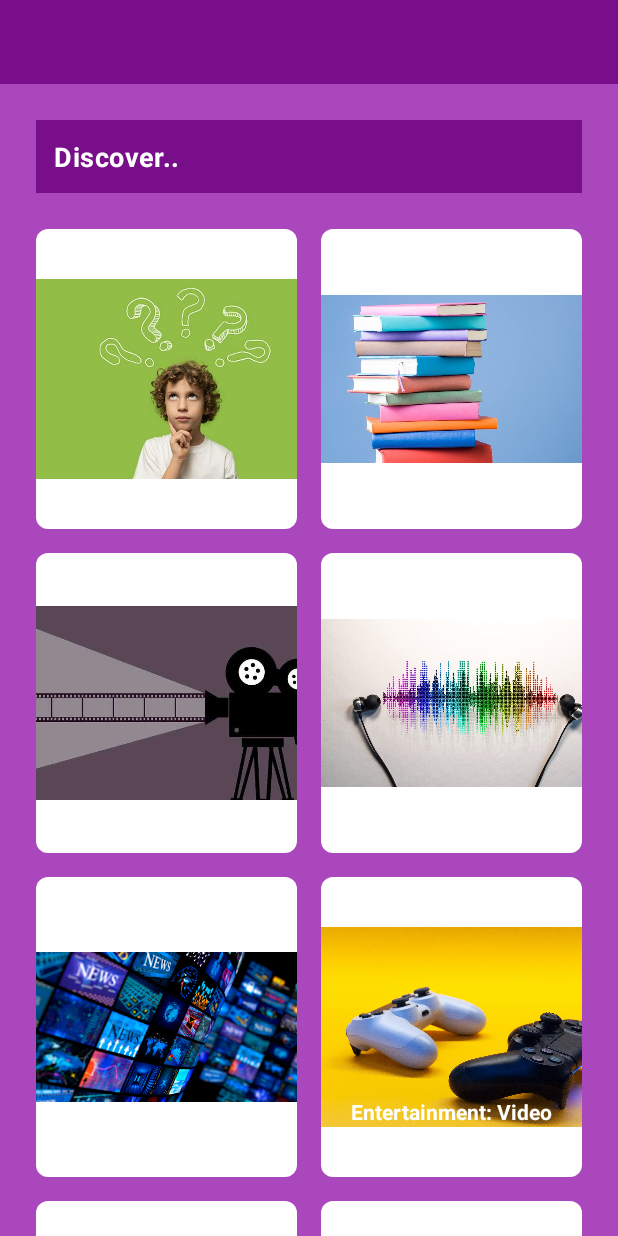
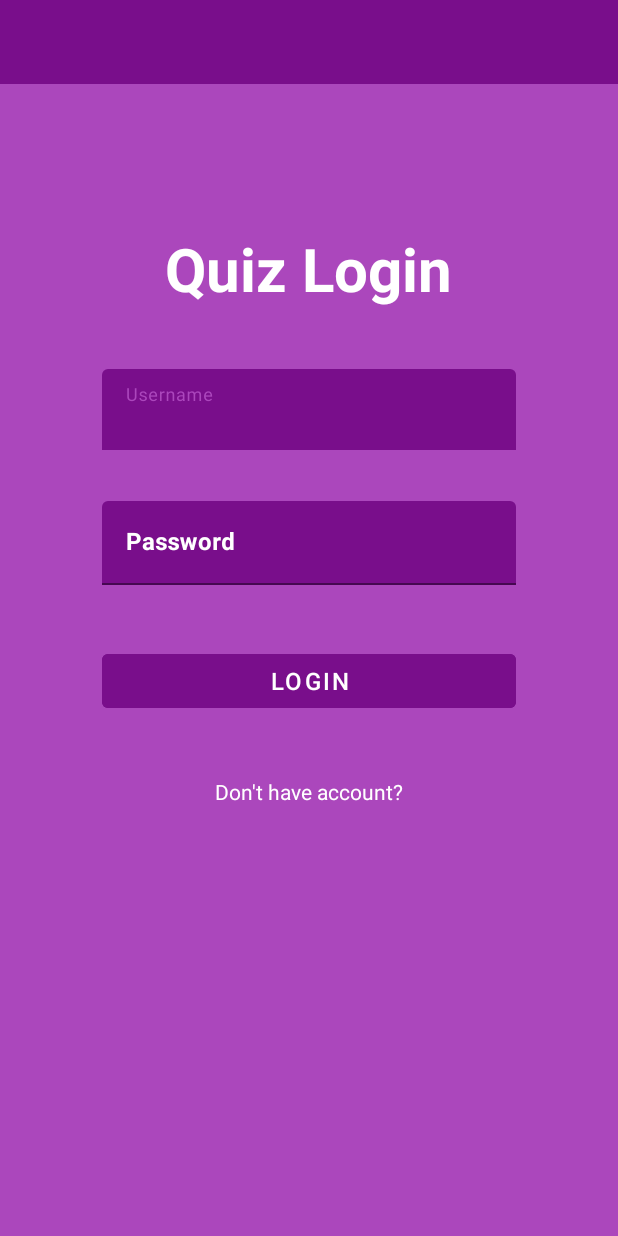
Before and after one commit to havicb/QuizApp, an Android app: the screen it shows after launch (MainActivity), on a phone screen of 412 x 824 dp. Run offline under Robolectric (Android 15) with nearby library versions, the phone set to English and light mode, and no system bars; our stand-ins replace Dagger/Hilt's generated code, data binding.

```diff
--- a/app/build.gradle
+++ b/app/build.gradle
@@ -17,6 +17,7 @@ android {
         testInstrumentationRunner "androidx.test.runner.AndroidJUnitRunner"
 
         buildConfigField 'String', 'API_BASE_URL', '"https://opentdb.com/"'
+        buildConfigField 'String', 'AUTH_API_BASE_URL', '"https://reqres.in/"'
     }
 
     dataBinding {
--- /dev/null
+++ b/app/src/main/java/com/example/quizapp/presentation/main/login/LoginFragment.kt
@@ -0,0 +1,22 @@
+package com.example.quizapp.presentation.main.login
+
+import androidx.fragment.app.viewModels
+import androidx.navigation.fragment.findNavController
+import com.example.quizapp.BR
+import com.example.quizapp.R
+import com.example.quizapp.databinding.FragmentLoginBinding
+import com.example.quizapp.presentation.base.view.BaseBoundFragment
+import dagger.hilt.android.AndroidEntryPoint
+
+@AndroidEntryPoint
+class LoginFragment : BaseBoundFragment<FragmentLoginBinding, LoginViewModel>() {
+    override val layoutId = R.layout.fragment_login
+    override val viewModelNameId = BR.viewModel
+    override val viewModel: LoginViewModel by viewModels()
+
+    override fun bindToViewModel() {
+        binding.loginUser.setOnClickListener {
+            findNavController().navigate(R.id.action_loginFragment_to_homeFragment)
+        }
+    }
+}
--- /dev/null
+++ b/app/src/main/java/com/example/quizapp/presentation/main/login/LoginViewModel.kt
@@ -0,0 +1,5 @@
+package com.example.quizapp.presentation.main.login
+
+import com.example.quizapp.presentation.base.view.BaseViewModel
+
+class LoginViewModel : BaseViewModel()
--- /dev/null
+++ b/app/src/main/java/com/example/quizapp/presentation/main/registration/RegistrationFragment.kt
@@ -0,0 +1,18 @@
+package com.example.quizapp.presentation.main.registration
+
+import androidx.fragment.app.viewModels
+import com.example.quizapp.BR
+import com.example.quizapp.R
+import com.example.quizapp.databinding.FragmentRegistrationBinding
+import com.example.quizapp.presentation.base.view.BaseBoundFragment
+
+class RegistrationFragment :
+    BaseBoundFragment<FragmentRegistrationBinding, RegistrationViewModel>() {
+    override val layoutId: Int = R.layout.fragment_registration
+    override val viewModelNameId: Int = BR.viewModel
+    override val viewModel: RegistrationViewModel by viewModels()
+
+    override fun bindToViewModel() {
+    }
+
+}
--- /dev/null
+++ b/app/src/main/java/com/example/quizapp/presentation/main/registration/RegistrationViewModel.kt
@@ -0,0 +1,5 @@
+package com.example.quizapp.presentation.main.registration
+
+import com.example.quizapp.presentation.base.view.BaseViewModel
+
+class RegistrationViewModel : BaseViewModel()
--- a/app/src/main/res/layout/activity_main.xml
+++ b/app/src/main/res/layout/activity_main.xml
@@ -22,7 +22,6 @@
             android:layout_height="?attr/actionBarSize"
             android:background="?attr/colorPrimaryVariant"
             android:elevation="@dimen/small_50"
-            android:layout_marginBottom="@dimen/small_100"
             android:theme="@style/ThemeOverlay.AppCompat.ActionBar"
             app:popupTheme="@style/ThemeOverlay.AppCompat.Light" />
 
--- /dev/null
+++ b/app/src/main/res/layout/fragment_login.xml
@@ -0,0 +1,95 @@
+<?xml version="1.0" encoding="utf-8"?>
+<layout xmlns:android="http://schemas.android.com/apk/res/android"
+    xmlns:tools="http://schemas.android.com/tools"
+    xmlns:app="http://schemas.android.com/apk/res-auto"
+    tools:layout="@layout/fragment_login"
+    android:background="@color/purple">
+
+    <data>
+
+    </data>
+
+    <RelativeLayout
+        android:layout_width="match_parent"
+        android:layout_height="wrap_content"
+        android:layout_marginStart="@dimen/large_150"
+        android:layout_marginEnd="@dimen/large_150"
+        android:layout_marginTop="@dimen/large_175"
+        android:paddingBottom="@dimen/large_175"
+        android:paddingStart="@dimen/normal_125"
+        android:paddingEnd="@dimen/normal_125">
+
+        <TextView
+            android:id="@+id/login_title"
+            android:layout_width="wrap_content"
+            android:layout_height="wrap_content"
+            android:text="@string/login_title"
+            android:layout_marginTop="@dimen/large_125"
+            android:textColor="@color/white"
+            android:textStyle="bold"
+            android:textSize="@dimen/text_size_large_125"
+            android:layout_centerHorizontal="true"/>
+
+        <com.google.android.material.textfield.TextInputLayout
+            android:id="@+id/email_input_layout"
+            style="@style/Widget.MaterialComponents.TextInputLayout.FilledBox"
+            android:layout_width="match_parent"
+            android:layout_height="wrap_content"
+            app:boxBackgroundColor="@color/darkPurple"
+            android:layout_below="@+id/login_title"
+            android:textColorHint="@color/white"
+            android:textSize="@dimen/text_size_normal"
+            android:hint="@string/username"
+            android:layout_marginTop="@dimen/large_125">
+
+            <com.google.android.material.textfield.TextInputEditText
+                android:id="@+id/user_email"
+                android:layout_width="match_parent"
+                android:layout_height="wrap_content"/>
+
+        </com.google.android.material.textfield.TextInputLayout>
+
+        <com.google.android.material.textfield.TextInputLayout
+            android:id="@+id/password_input_layout"
+            android:layout_width="match_parent"
+            android:layout_height="wrap_content"
+            android:hint="@string/password"
+            android:textColorHint="@color/white"
+            android:textSize="@dimen/text_size_normal"
+            app:boxBackgroundColor="@color/darkPurple"
+            style="@style/Widget.MaterialComponents.TextInputLayout.FilledBox"
+            android:layout_marginTop="@dimen/large_100"
+            android:layout_below="@id/email_input_layout">
+
+            <com.google.android.material.textfield.TextInputEditText
+                android:id="@+id/user_password"
+                android:layout_width="match_parent"
+                android:layout_height="wrap_content"
+                android:textStyle="bold"/>
+
+        </com.google.android.material.textfield.TextInputLayout>
+
+        <Button
+            android:id="@+id/login_user"
+            android:layout_width="match_parent"
+            android:layout_height="wrap_content"
+            android:layout_below="@id/password_input_layout"
+            android:layout_marginTop="@dimen/large_125"
+            android:text="@string/login"
+            android:textColor="@color/white"
+            android:backgroundTint="@color/darkPurple"
+            android:textSize="@dimen/text_size_normal"/>
+
+        <TextView
+            android:id="@+id/goToRegister"
+            android:layout_width="wrap_content"
+            android:layout_height="wrap_content"
+            android:text="@string/go_to_register_btn_text"
+            android:layout_below="@id/login_user"
+            android:layout_marginTop="@dimen/normal_150"
+            android:layout_centerHorizontal="true"
+            android:textColor="@color/white"
+            android:padding="@dimen/normal_100"/>
+
+    </RelativeLayout>
+</layout>
--- a/app/src/main/res/layout/fragment_quiz.xml
+++ b/app/src/main/res/layout/fragment_quiz.xml
@@ -3,7 +3,6 @@
     xmlns:tools="http://schemas.android.com/tools">
 
     <data>
-
         <variable
             name="selectedAnswer"
             type="String" />
--- /dev/null
+++ b/app/src/main/res/layout/fragment_registration.xml
@@ -0,0 +1,16 @@
+<?xml version="1.0" encoding="utf-8"?>
+<layout xmlns:android="http://schemas.android.com/apk/res/android"
+    xmlns:tools="http://schemas.android.com/tools">
+
+    <data>
+
+    </data>
+
+    <RelativeLayout
+        android:layout_width="match_parent"
+        android:layout_height="match_parent"
+        tools:context=".RegistrationFragment">
+
+
+    </RelativeLayout>
+</layout>
--- a/app/src/main/res/navigation/main_graph.xml
+++ b/app/src/main/res/navigation/main_graph.xml
@@ -3,7 +3,7 @@
     xmlns:app="http://schemas.android.com/apk/res-auto"
     xmlns:tools="http://schemas.android.com/tools"
     android:id="@+id/main_graph"
-    app:startDestination="@id/homeFragment">
+    app:startDestination="@id/loginFragment">
 
     <fragment
         android:id="@+id/homeFragment"
@@ -26,5 +26,22 @@
             android:id="@+id/action_quizFragment_to_homeFragment"
             app:destination="@+id/homeFragment" />
     </fragment>
+    <fragment
+        android:id="@+id/loginFragment"
+        android:name="com.example.quizapp.presentation.main.login.LoginFragment"
+        android:label="fragment_login"
+        tools:layout="@layout/fragment_login" >
+        <action
+            android:id="@+id/action_loginFragment_to_registrationFragment"
+            app:destination="@id/registrationFragment" />
+        <action
+            android:id="@+id/action_loginFragment_to_homeFragment"
+            app:destination="@id/homeFragment" />
+    </fragment>
+    <fragment
+        android:id="@+id/registrationFragment"
+        android:name="com.example.quizapp.presentation.main.registration.RegistrationFragment"
+        android:label="fragment_registration"
+        tools:layout="@layout/fragment_registration" />
 
 </navigation>
--- a/app/src/main/res/values/strings.xml
+++ b/app/src/main/res/values/strings.xml
@@ -15,4 +15,10 @@
     <string name="discover">Discover..</string>
     <string name="ok_button">OK</string>
     <string name="next_question">Next question</string>
+    <string name="username">Username</string>
+    <string name="password">Password</string>
+    <string name="login">Login</string>
+    <string name="login_to_your_app">login_title</string>
+    <string name="login_title">Quiz Login</string>
+    <string name="go_to_register_btn_text">Don\'t have account?</string>
 </resources>
```
Also changed, not shown: app/src/main/java/com/example/quizapp/di/DataModule.kt (+4 -3 lines), app/src/main/res/drawable/quiz_background.jpg (added).
